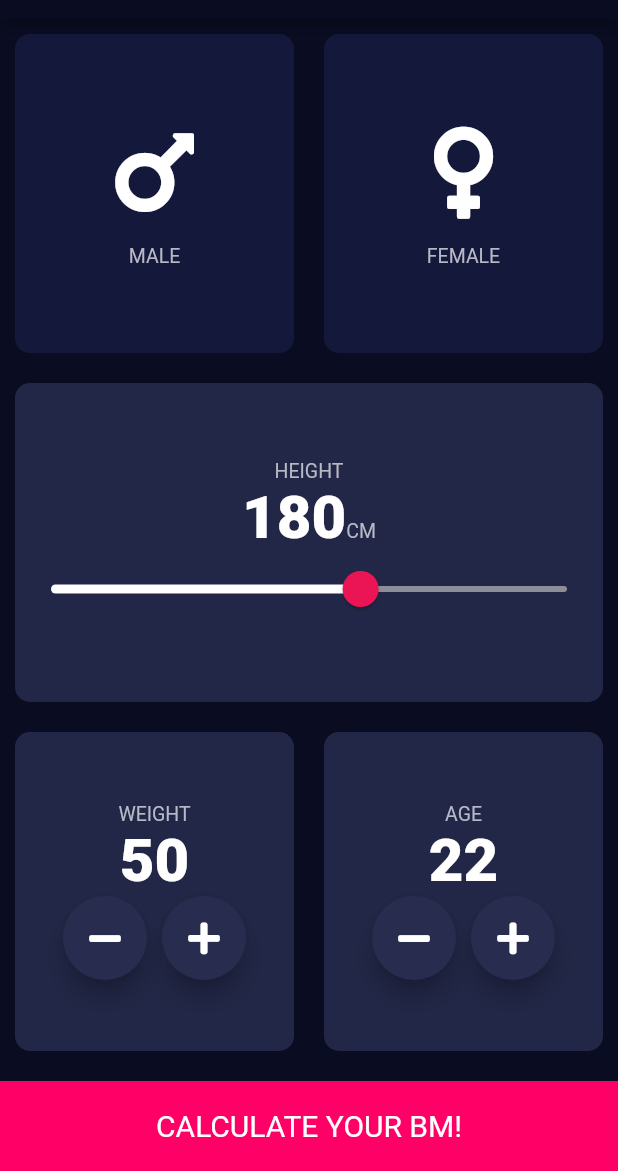
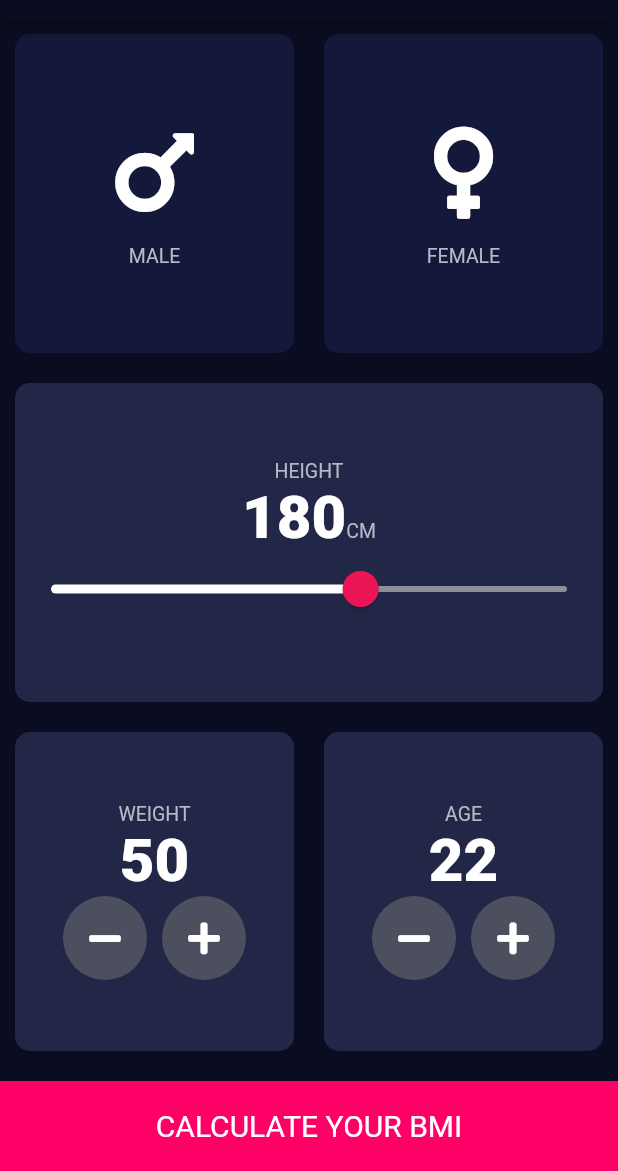
Before and after one commit to lokeshpatel082/bmi_calculator, a Flutter app: the screen it shows after launch, on a phone screen of 412 x 824 dp, the part 65-1236 px from its top. Run offline on Flutter 3.47's test engine with Material 2 defaults, Android fonts, the phone set to English and light mode, and no system bars; our stand-ins replace font_awesome_flutter.

Commit message:
modified input_page.dart

```diff
--- a/lib/input_page.dart
+++ b/lib/input_page.dart
@@ -4,6 +4,9 @@ import 'package:font_awesome_flutter/font_awesome_flutter.dart';
 import 'input_content.dart';
 import 'reusable_card.dart';
 import 'constants.dart';
+import 'result_page.dart';
+import 'round_icon_button.dart';
+import 'bottom_container_button.dart';
 
 enum Gender { male, female }
 //enum Data { weight, age }
@@ -131,7 +134,7 @@ class _InputPageState extends State<InputPage> {
                         Row(
                           mainAxisAlignment: MainAxisAlignment.center,
                           children: [
-                            IconButton(
+                            RoundIconButton(
                               icon: FontAwesomeIcons.minus,
                               onPressed: () {
                                 setState(() {
@@ -142,7 +145,7 @@ class _InputPageState extends State<InputPage> {
                             SizedBox(
                               width: 10,
                             ),
-                            IconButton(
+                            RoundIconButton(
                               icon: FontAwesomeIcons.plus,
                               onPressed: () {
                                 setState(() {
@@ -173,7 +176,7 @@ class _InputPageState extends State<InputPage> {
                         Row(
                           mainAxisAlignment: MainAxisAlignment.center,
                           children: [
-                            IconButton(
+                            RoundIconButton(
                               icon: FontAwesomeIcons.minus,
                               onPressed: () {
                                 setState(() {
@@ -184,7 +187,7 @@ class _InputPageState extends State<InputPage> {
                             SizedBox(
                               width: 10,
                             ),
-                            IconButton(
+                            RoundIconButton(
                               icon: FontAwesomeIcons.plus,
                               onPressed: () {
                                 setState(() {
@@ -201,38 +204,19 @@ class _InputPageState extends State<InputPage> {
               ],
             ),
           ),
-          Container(
-            child: Center(
-              child: Text(
-                "CALCULATE YOUR BM!",
-                style: TextStyle(fontSize: 20),
-              ),
-            ),
-            height: 60.0,
-            width: double.infinity,
-            color: kBottomContainerColor,
-            margin: EdgeInsets.only(top: 10.0),
+          BottomContainerButton(
+            text: 'CALCULATE YOUR BMI',
+            onPressed: () {
+              Navigator.push(
+                context,
+                MaterialPageRoute(
+                  builder: (context) => ResultPage(),
+                ),
+              );
+            },
           ),
         ],
       ),
     );
   }
 }
-//#525662  282C4E
-
-class IconButton extends StatelessWidget {
-  IconButton({this.icon, this.onPressed});
-  final IconData icon;
-  final Function onPressed;
-  @override
-  Widget build(BuildContext context) {
-    return FloatingActionButton(
-      backgroundColor: Color(0xFF282C4E),
-      child: Icon(
-        icon,
-        color: Colors.white,
-      ),
-      onPressed: onPressed,
-    );
-  }
-}
```
